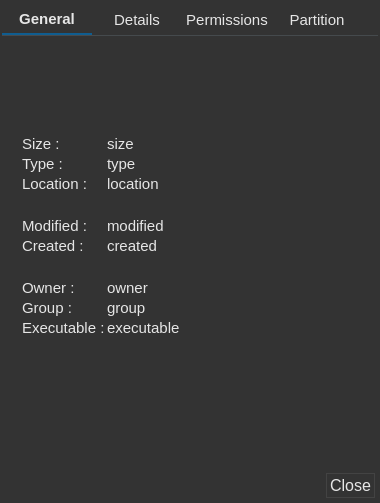
Old version of the form app/corefm/propertiesw.ui in the repository rahmanshaber/corebox.
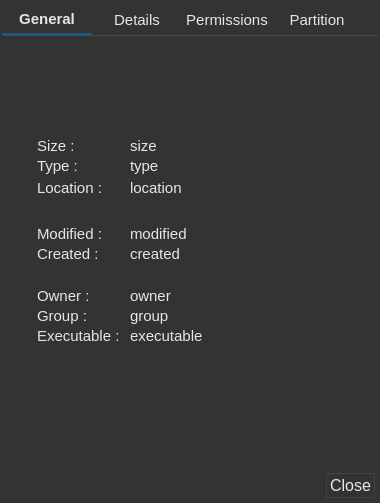
New version of the form. Icons and pictures are not drawn.

```diff
--- a/app/corefm/propertiesw.ui
+++ b/app/corefm/propertiesw.ui
@@ -105,10 +105,13 @@
        <property name="bottomMargin">
         <number>2</number>
        </property>
-       <property name="spacing">
+       <property name="horizontalSpacing">
+        <number>10</number>
+       </property>
+       <property name="verticalSpacing">
         <number>2</number>
        </property>
-       <item row="1" column="0" colspan="2">
+       <item row="1" column="1" colspan="2">
         <widget class="Line" name="line_2">
          <property name="minimumSize">
           <size>
@@ -121,7 +124,7 @@
          </property>
         </widget>
        </item>
-       <item row="9" column="0">
+       <item row="11" column="1">
         <widget class="QLabel" name="labelCreated">
          <property name="font">
           <font>
@@ -133,7 +136,7 @@
          </property>
         </widget>
        </item>
-       <item row="10" column="0" colspan="2">
+       <item row="12" column="1" colspan="2">
         <widget class="Line" name="line_4">
          <property name="minimumSize">
           <size>
@@ -146,7 +149,7 @@
          </property>
         </widget>
        </item>
-       <item row="11" column="0">
+       <item row="13" column="1">
         <widget class="QLabel" name="labelOwner">
          <property name="font">
           <font>
@@ -158,7 +161,7 @@
          </property>
         </widget>
        </item>
-       <item row="3" column="0">
+       <item row="3" column="1">
         <widget class="QLabel" name="labelSize">
          <property name="font">
           <font>
@@ -173,7 +176,7 @@
          </property>
         </widget>
        </item>
-       <item row="4" column="0">
+       <item row="4" column="1">
         <widget class="QLabel" name="labelType">
          <property name="font">
           <font>
@@ -185,7 +188,7 @@
          </property>
         </widget>
        </item>
-       <item row="12" column="0">
+       <item row="14" column="1">
         <widget class="QLabel" name="labelGroup">
          <property name="font">
           <font>
@@ -197,7 +200,7 @@
          </property>
         </widget>
        </item>
-       <item row="5" column="0">
+       <item row="6" column="1">
         <widget class="QLabel" name="lableLocation">
          <property name="font">
           <font>
@@ -209,7 +212,7 @@
          </property>
         </widget>
        </item>
-       <item row="6" column="0" colspan="2">
+       <item row="8" column="1" colspan="2">
         <widget class="Line" name="line_3">
          <property name="minimumSize">
           <size>
@@ -222,7 +225,7 @@
          </property>
         </widget>
        </item>
-       <item row="8" column="0">
+       <item row="10" column="1">
         <widget class="QLabel" name="labelModified">
          <property name="font">
           <font>
@@ -234,7 +237,7 @@
          </property>
         </widget>
        </item>
-       <item row="13" column="0">
+       <item row="15" column="1">
         <widget class="QLabel" name="labelExecutable">
          <property name="font">
           <font>
@@ -246,7 +249,7 @@
          </property>
         </widget>
        </item>
-       <item row="14" column="0" colspan="2">
+       <item row="16" column="1" colspan="2">
         <spacer name="verticalSpacer_2">
          <property name="orientation">
           <enum>Qt::Vertical</enum>
@@ -259,7 +262,7 @@
          </property>
         </spacer>
        </item>
-       <item row="3" column="1">
+       <item row="3" column="2">
         <widget class="QLabel" name="size">
          <property name="sizePolicy">
           <sizepolicy hsizetype="Expanding" vsizetype="Preferred">
@@ -277,7 +280,7 @@
          </property>
         </widget>
        </item>
-       <item row="5" column="1">
+       <item row="6" column="2">
         <widget class="QLabel" name="location">
          <property name="sizePolicy">
           <sizepolicy hsizetype="Expanding" vsizetype="Preferred">
@@ -298,7 +301,7 @@
          </property>
         </widget>
        </item>
-       <item row="4" column="1">
+       <item row="4" column="2">
         <widget class="QLabel" name="type">
          <property name="sizePolicy">
           <sizepolicy hsizetype="Expanding" vsizetype="Preferred">
@@ -316,7 +319,7 @@
          </property>
         </widget>
        </item>
-       <item row="8" column="1">
+       <item row="10" column="2">
         <widget class="QLabel" name="modified">
          <property name="sizePolicy">
           <sizepolicy hsizetype="Expanding" vsizetype="Preferred">
@@ -334,7 +337,7 @@
          </property>
         </widget>
        </item>
-       <item row="9" column="1">
+       <item row="11" column="2">
         <widget class="QLabel" name="created">
          <property name="sizePolicy">
           <sizepolicy hsizetype="Expanding" vsizetype="Preferred">
@@ -352,7 +355,7 @@
          </property>
         </widget>
        </item>
-       <item row="11" column="1">
+       <item row="13" column="2">
         <widget class="QLabel" name="owner">
          <property name="sizePolicy">
           <sizepolicy hsizetype="Expanding" vsizetype="Preferred">
@@ -370,7 +373,7 @@
          </property>
         </widget>
        </item>
-       <item row="12" column="1">
+       <item row="14" column="2">
         <widget class="QLabel" name="group">
          <property name="sizePolicy">
           <sizepolicy hsizetype="Expanding" vsizetype="Preferred">
@@ -388,7 +391,7 @@
          </property>
         </widget>
        </item>
-       <item row="13" column="1">
+       <item row="15" column="2">
         <widget class="QLabel" name="executable">
          <property name="sizePolicy">
           <sizepolicy hsizetype="Expanding" vsizetype="Preferred">
@@ -406,7 +409,23 @@
          </property>
         </widget>
        </item>
-       <item row="0" column="0" colspan="2">
+       <item row="1" column="0" rowspan="15">
+        <spacer name="horizontalSpacer_2">
+         <property name="orientation">
+          <enum>Qt::Horizontal</enum>
+         </property>
+         <property name="sizeType">
+          <enum>QSizePolicy::Fixed</enum>
+         </property>
+         <property name="sizeHint" stdset="0">
+          <size>
+           <width>5</width>
+           <height>20</height>
+          </size>
+         </property>
+        </spacer>
+       </item>
+       <item row="0" column="0" colspan="3">
         <widget class="QToolButton" name="fileTitle">
          <property name="sizePolicy">
           <sizepolicy hsizetype="Preferred" vsizetype="Fixed">
```
Left out of the diff: 75 changed lines with no effect on the pictures.
